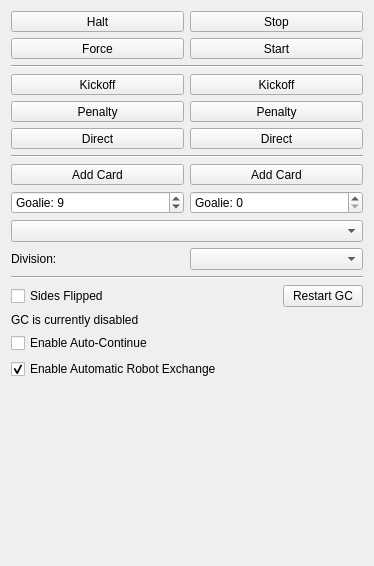
This is src/ra/refereewidget.ui in robotics-erlangen/framework as Qt 5 draws it before an edit. The edited form follows.
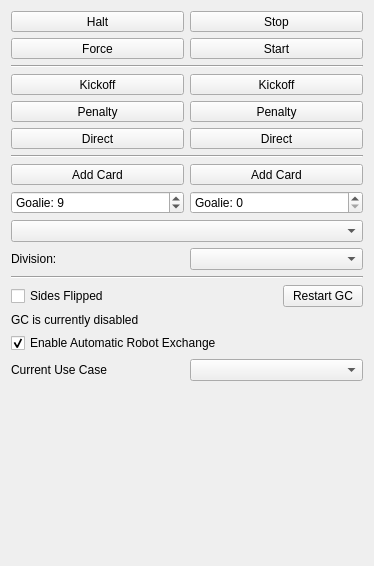
This is the edited form. Custom widgets are drawn as their Qt base class.

Commit message:
ra: refereewidget: Set "Use-Case" instead of Auto-Continue
We intend to add more configuration later. The slightly higher level of
abstraction will allow us to configure multiple different settings
through one widget later. This is probably a little bit more simple for
the user, since they do not have to configure multiple settings
manually.

```diff
--- a/src/ra/refereewidget.ui
+++ b/src/ra/refereewidget.ui
@@ -377,13 +377,6 @@
        </property>
       </widget>
      </item>
-     <item>
-      <widget class="QCheckBox" name="enableAutoContinue">
-       <property name="text">
-        <string>Enable Auto-Continue</string>
-       </property>
-      </widget>
-     </item>
      <item>
       <widget class="QCheckBox" name="enableRobotExchange">
        <property name="text">
@@ -394,6 +387,23 @@
        </property>
       </widget>
      </item>
+     <item>
+      <layout class="QHBoxLayout" name="horizontalLayout">
+       <item>
+        <widget class="QLabel" name="useCaseLabel">
+         <property name="toolTip">
+          <string>Configures how game events are processed by the game controller (i.e. whether to handle events and whether to continue automatically)</string>
+         </property>
+         <property name="text">
+          <string>Current Use Case</string>
+         </property>
+        </widget>
+       </item>
+       <item>
+        <widget class="QComboBox" name="useCaseBox"/>
+       </item>
+      </layout>
+     </item>
     </layout>
    </item>
    <item>
```
The commit also changes 2 other files.
